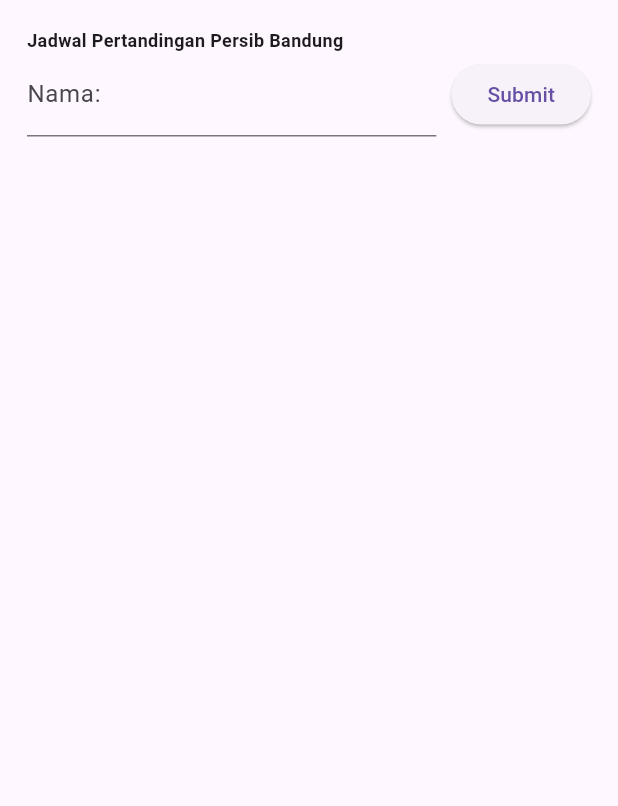
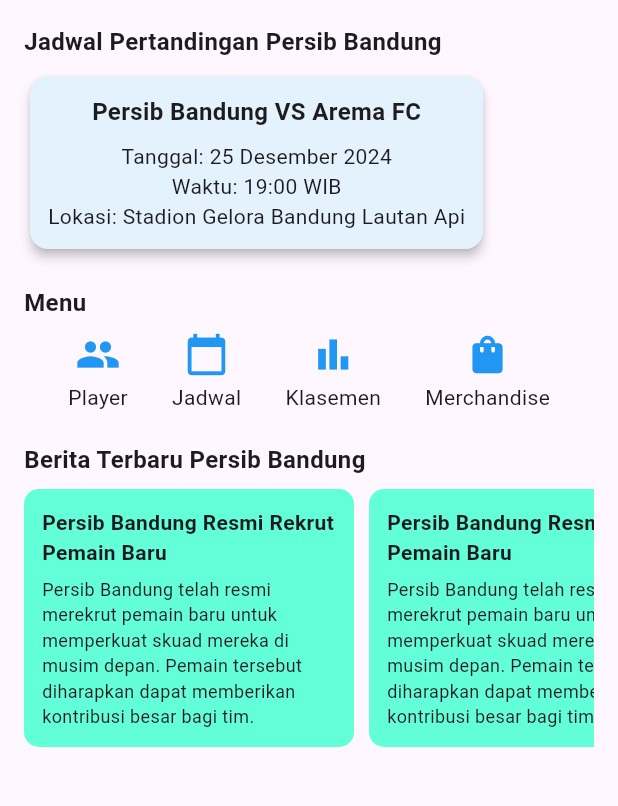
Before and after one commit to ItsAutumnSai/AplikasiBola_0703, a Flutter app: the HomeScreen screen opened directly, on a phone screen of 412 x 824 dp, the part 84-890 px from its top. Run offline on Flutter 3.47's test engine with Material 3 defaults, Android fonts, the phone set to English and light mode, and no system bars; missing offline and left inert: dart:ffi.

Commit message:
tambah pemain baru screen page

```diff
--- a/lib/home_screen.dart
+++ b/lib/home_screen.dart
@@ -1,6 +1,10 @@
+import 'dart:ffi';
+
 import 'package:flutter/material.dart';
+import 'package:project_pertama/login_screen.dart';
 import 'package:project_pertama/main.dart';
 import 'package:project_pertama/register_screen.dart';
+import 'package:project_pertama/tambah_pemain.dart';
 
 class HomeScreen extends StatefulWidget {
   const HomeScreen({super.key});
@@ -9,7 +13,6 @@ class HomeScreen extends StatefulWidget {
   State<HomeScreen> createState() => _HomeScreenState();
 }
 class _HomeScreenState extends State<HomeScreen> {
-  final _nomorTelpController = TextEditingController();
   final List<String> daftarNomorTelp = [];
   final _globalKey = GlobalKey<FormState>();
   @override
@@ -25,61 +28,124 @@ class _HomeScreenState extends State<HomeScreen> {
           IconButton(
             icon: Icon(Icons.settings, color: Colors.white,),
             onPressed: () {
-              print("Settings");
+              Navigator.pushAndRemoveUntil(
+              context,
+              MaterialPageRoute(
+                builder: (context) => LoginScreen()),
+                (Route<dynamic> route) => false,);
             },
           ),
         ],
       ),
-      body: SafeArea(
-        child: Center(
-          child: Padding(
-            padding: const EdgeInsets.all(18.0),
+      body: Padding(
+        padding: const EdgeInsets.all(16.0),
         child: Column(
           crossAxisAlignment: CrossAxisAlignment.start,
           children: [
-                Text("Jadwal Pertandingan Persib Bandung", style: TextStyle(fontSize: 12, fontWeight: FontWeight.bold),),
-                Form(
-                  key: _globalKey,
-                  child: Row(
-                    children: [
-                      Expanded(
-                        child: TextFormField(
-                          controller: _nomorTelpController,
-                          decoration: InputDecoration(
-                            label: Text("Nama: "),
-                            hintText: "Masukan nama",
+            const Text(
+              "Jadwal Pertandingan Persib Bandung",
+              style: TextStyle(fontSize: 16, fontWeight: FontWeight.bold),
+            ),
+            const SizedBox(height: 8),
+            Card(
+              shape: RoundedRectangleBorder(borderRadius: BorderRadius.circular(12)),
+              color: Colors.blue[50],
+              elevation: 3,
+              child: Padding(
+                padding: const EdgeInsets.all(12),
+                child: Column(
+                  children: const [
+                    Text(
+                      "Persib Bandung VS Arema FC",
+                      style: TextStyle(fontSize: 16, fontWeight: FontWeight.bold),
+                    ),
+                    SizedBox(height: 8),
+                    Text("Tanggal: 25 Desember 2024"),
+                    Text("Waktu: 19:00 WIB"),
+                    Text("Lokasi: Stadion Gelora Bandung Lautan Api"),
+                  ],
                 ),
               ),
             ),
-                      SizedBox(width: 10),
-                      ElevatedButton(
-                        onPressed: () {
-                          if (_globalKey.currentState!.validate()) {
-                            setState(() {
-                              daftarNomorTelp.add(_nomorTelpController.text);
-                              _nomorTelpController.clear();
-                            });
-                          }
-                        },
-                        child: Text("Submit"),
+            const SizedBox(height: 20),
+            const Text(
+              "Menu",
+              style: TextStyle(fontSize: 16, fontWeight: FontWeight.bold),
             ),
+            const SizedBox(height: 8),
+            Row(
+              mainAxisAlignment: MainAxisAlignment.spaceEvenly,
+              children: [
+                _MenuItem(icon: Icons.people, label: "Player", onTap: () {
+                  Navigator.push(context, MaterialPageRoute(builder: (context) => TambahPemain()));
+                },),
+                _MenuItem(icon: Icons.calendar_today, label: "Jadwal"),
+                _MenuItem(icon: Icons.bar_chart, label: "Klasemen"),
+                _MenuItem(icon: Icons.shopping_bag, label: "Merchandise"),
               ],
             ),
+            const SizedBox(height: 20),
+            const Text(
+              "Berita Terbaru Persib Bandung",
+              style: TextStyle(fontSize: 16, fontWeight: FontWeight.bold),
             ),
-                Expanded(
-                  child: ListView.builder(
-                    shrinkWrap: true,
-                    itemCount: daftarNomorTelp.length,
-                    itemBuilder: (context, index) {
-                      return Text(daftarNomorTelp[index]);
-                    },
+            const SizedBox(height: 8),
+            SingleChildScrollView(
+              scrollDirection: Axis.horizontal,
+              child: Row(
+                children: List.generate(
+                  5,
+                  (index) => Container(
+                    width: 220,
+                    margin: const EdgeInsets.only(right: 10),
+                    padding: const EdgeInsets.all(12),
+                    decoration: BoxDecoration(
+                      color: Color.fromARGB(255, 99, 255, 217),
+                      borderRadius: BorderRadius.circular(10),
                     ),
+                    child: const Column(
+                      crossAxisAlignment: CrossAxisAlignment.start,
+                      children: [
+                        Text(
+                          "Persib Bandung Resmi Rekrut Pemain Baru",
+                          style: TextStyle(
+                              fontSize: 14, fontWeight: FontWeight.bold),
+                        ),
+                        SizedBox(height: 6),
+                        Text(
+                          "Persib Bandung telah resmi merekrut pemain baru untuk memperkuat skuad mereka di musim depan. Pemain tersebut diharapkan dapat memberikan kontribusi besar bagi tim.",
+                          style: TextStyle(fontSize: 12),
                         ),
                       ],
                     ),
                   ),
                 ),
               ),
+            ),
+          ],
+        ),
+      ),
     );
   }
 }
+class _MenuItem extends StatelessWidget {
+  final IconData icon;
+  final String label;
+  final VoidCallback? onTap;
+
+  const _MenuItem({required this.icon, required this.label, this.onTap});
+
+  @override
+  Widget build(BuildContext context) {
+    return GestureDetector(
+      onTap: onTap,
+      child: Column(
+        children: [
+        Icon(icon, size: 30, color: Colors.blue),
+        const SizedBox(height: 4),
+        Text(label),
+      ],
+      )
+    );
+  }
+}
```
Also changed, not shown: lib/login_screen.dart (+4 -3 lines), lib/tambah_pemain.dart (added, +197 -0 lines). Lines whose indentation alone changed are shown as unchanged.
